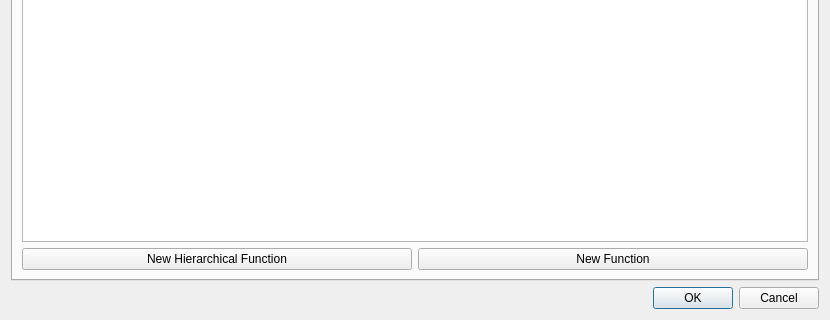
Before: the Qt Designer form plotcontroldialog.ui in arntanguy/STS-simulator, drawn with Qt 5; both pictures show x 0 to 830 and y 198 to 518 of the 830 by 518 pixel window.
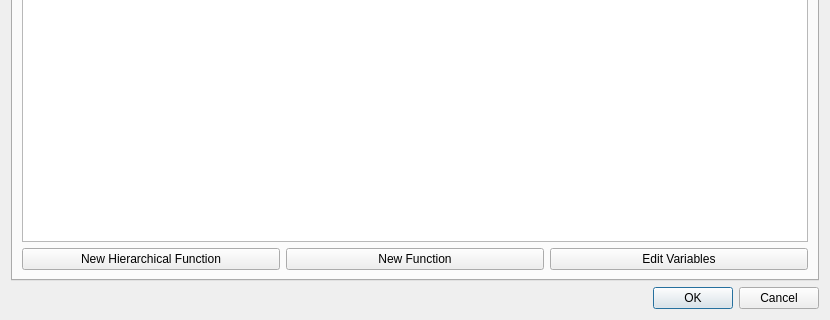
After: the same form once the commit is applied. Custom widgets are drawn as their Qt base class.

Commit message:
Updating simple function curves according to variables
XXX: all curves and plot updated needlessly, only update the needed
curve

Diff of the .ui file:
```diff
--- a/plotcontroldialog.ui
+++ b/plotcontroldialog.ui
@@ -497,6 +497,16 @@
          </property>
         </widget>
        </item>
+       <item row="2" column="2">
+        <widget class="QPushButton" name="functionEditVariables">
+         <property name="text">
+          <string>Edit Variables</string>
+         </property>
+        </widget>
+       </item>
+       <item row="1" column="0" colspan="3">
+        <widget class="QTreeView" name="functionView"/>
+       </item>
       </layout>
      </widget>
     </widget>
```
Left out of the diff: 3 changed lines with no effect on the pictures. The commit also changes 10 other files.
